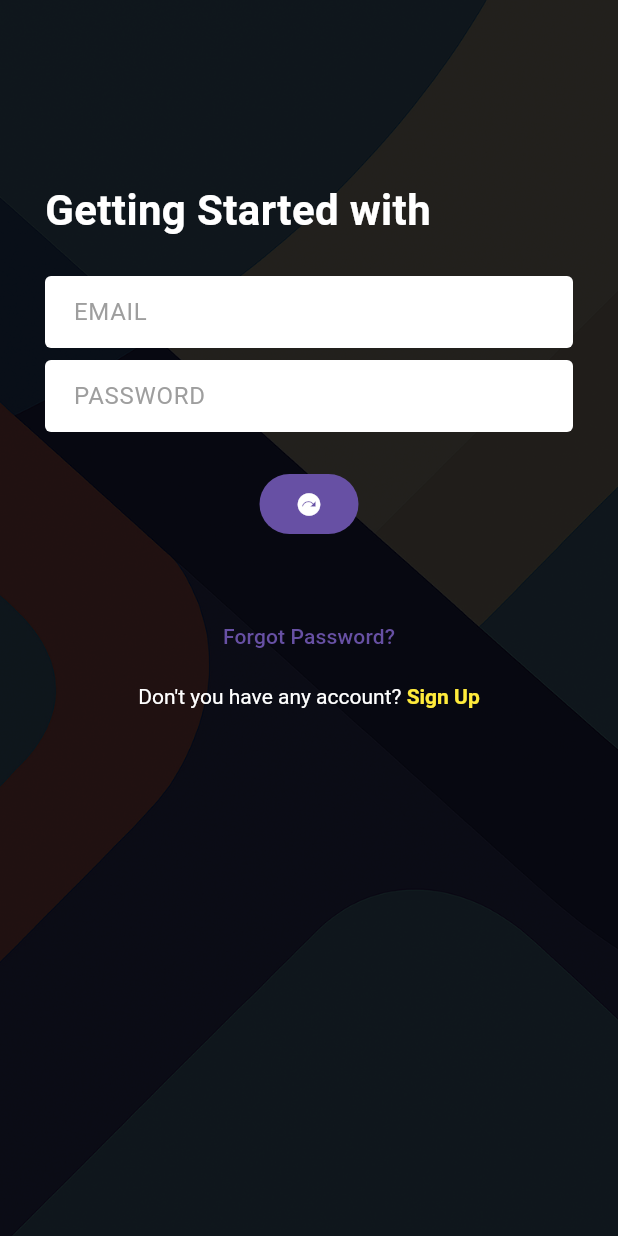
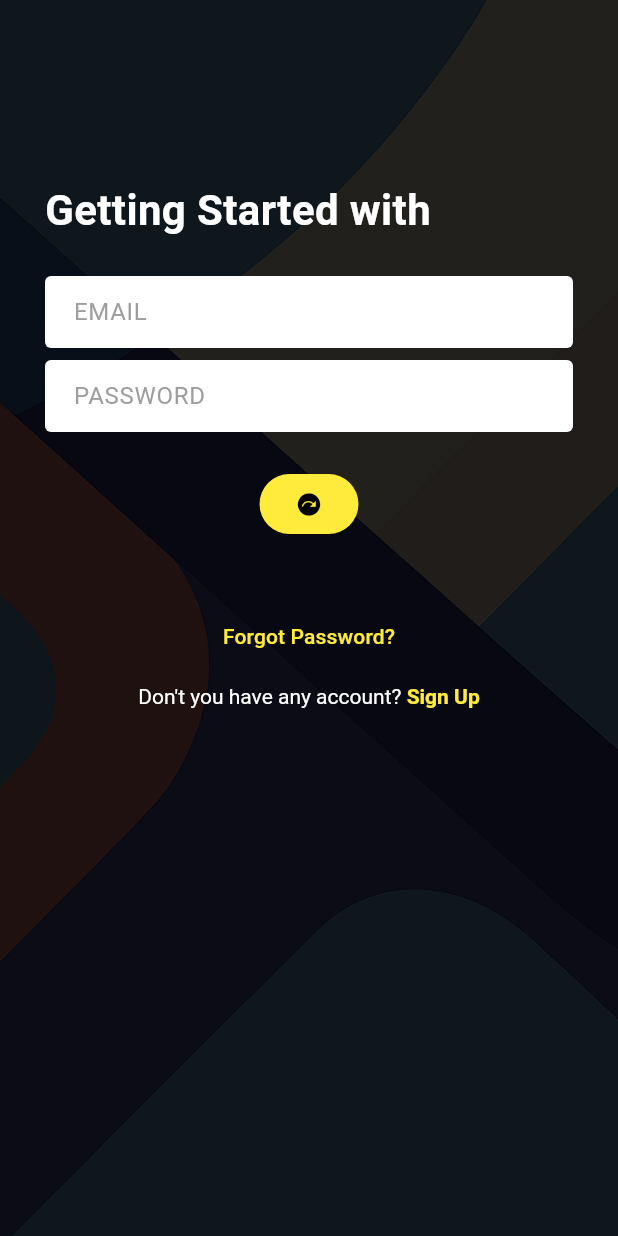
Before and after one commit to MrAsheq/Task-Management, a Flutter app: the screen it shows after launch, on a phone screen of 412 x 824 dp. Run offline on Flutter 3.47's test engine with Material 3 defaults, Android fonts, the phone set to English and light mode, and no system bars; our stand-ins replace flutter_svg.

```diff
--- a/lib/app.dart
+++ b/lib/app.dart
@@ -10,20 +10,32 @@ class TaskManagerApp extends StatelessWidget {
       home: SplashScreen(),
       debugShowCheckedModeBanner: false,
       theme: ThemeData(
-        primarySwatch: Colors.yellow,
-        elevatedButtonTheme: ElevatedButtonThemeData(
-          style: ElevatedButton.styleFrom(backgroundColor: Colors.yellow),
+        colorScheme: ColorScheme.fromSeed(
+          seedColor: Colors.yellow,
+          brightness: Brightness.light,
         ),
+
         inputDecorationTheme: InputDecorationTheme(
           hintStyle: TextStyle(color: Colors.grey),
-
           fillColor: Colors.white,
           filled: true,
           contentPadding: EdgeInsets.symmetric(horizontal: 15),
           border: OutlineInputBorder(borderSide: BorderSide.none),
           enabledBorder: OutlineInputBorder(borderSide: BorderSide.none),
-          errorBorder: OutlineInputBorder(borderSide: BorderSide.none),
+          errorBorder: OutlineInputBorder(borderSide: BorderSide.none)
         ),
+        filledButtonTheme: FilledButtonThemeData(
+          style: FilledButton.styleFrom(
+            backgroundColor: Colors.yellow,
+            foregroundColor: Colors.black
+          )
+        ),
+        textButtonTheme: TextButtonThemeData(
+          style: TextButton.styleFrom(
+            foregroundColor: Colors.yellow
+          )
+        ),
+        useMaterial3: true
       ),
     );
   }
```
